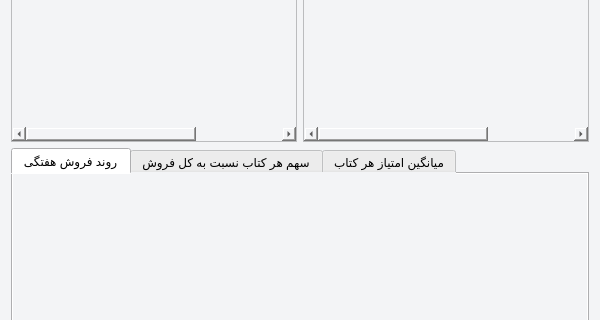
Old version of the form client/publisherstatistics.ui in the repository mozali1386-alt/Ketab_e_Man; both pictures show x 0 to 600 and y 159 to 479 of the 600 by 668 pixel window.
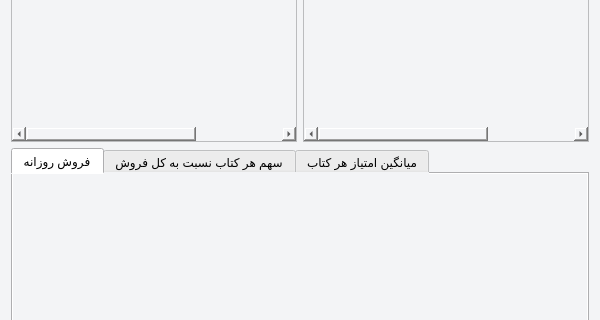
New version of the form. The open tabs and pages were chosen to show the change. Custom widgets are drawn as their Qt base class.

```diff
--- a/client/publisherstatistics.ui
+++ b/client/publisherstatistics.ui
@@ -315,7 +315,7 @@
      </property>
      <widget class="QChartView" name="tab_weekincome">
       <attribute name="title">
-       <string>روند فروش هفتگی</string>
+       <string>فروش روزانه</string>
       </attribute>
       <layout class="QVBoxLayout" name="verticalLayout_5"/>
      </widget>
```
Left out of the diff: 4 changed lines with no effect on the pictures.
